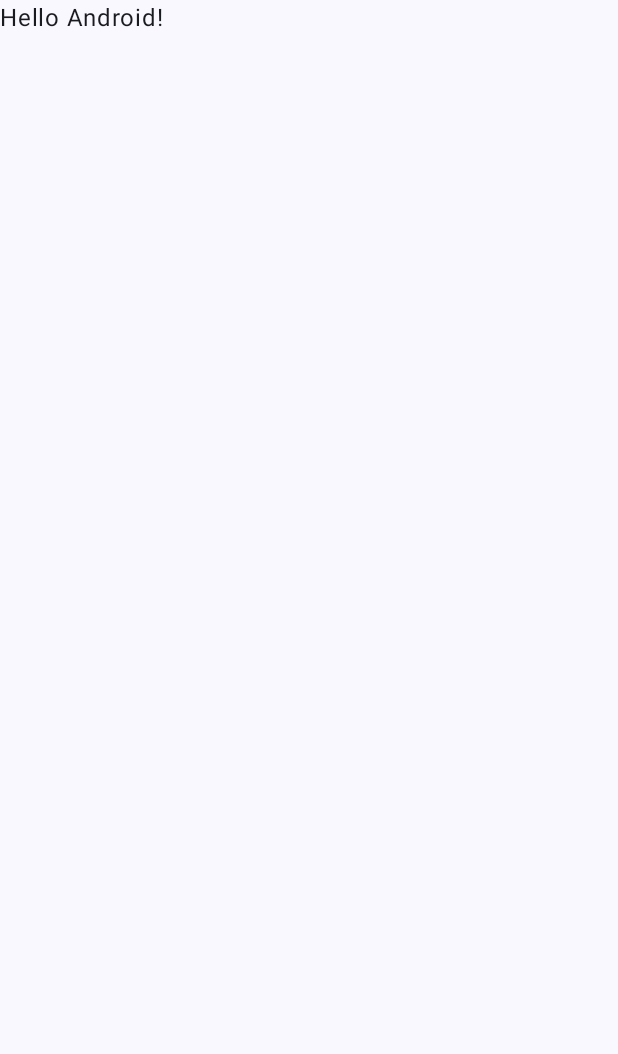
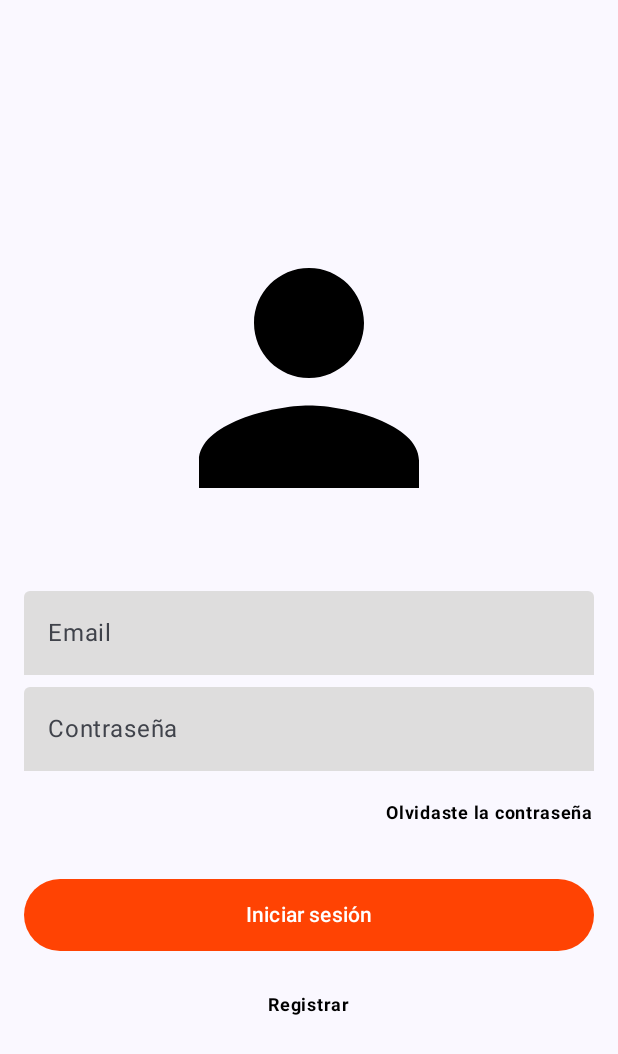
Before and after one commit to leolunaf25/FirebasePractice, an Android app built with Jetpack Compose: the screen it shows after launch (MainActivity before the commit, AuthActivity after it), on a phone screen of 412 x 824 dp. Before the commit the part shown is almost empty. Shown: the top 1054 px of the screen. Run offline under Robolectric (Android 15) with nearby library versions, the phone set to English and light mode, and no system bars.

Commit message:
add login screen compose

```diff
--- a/app/build.gradle
+++ b/app/build.gradle
@@ -47,6 +47,8 @@ dependencies {
     implementation(platform("com.google.firebase:firebase-bom:33.10.0"))
     implementation("com.google.firebase:firebase-analytics")
 
+    implementation("com.google.firebase:firebase-auth")
+
     implementation(libs.androidx.core.ktx)
     implementation(libs.androidx.lifecycle.runtime.ktx)
     implementation(libs.androidx.activity.compose)
@@ -55,6 +57,9 @@ dependencies {
     implementation(libs.androidx.ui.graphics)
     implementation(libs.androidx.ui.tooling.preview)
     implementation(libs.androidx.material3)
+    implementation libs.androidx.appcompat
+    implementation libs.material
+    implementation libs.androidx.activity
     testImplementation(libs.junit)
     androidTestImplementation(libs.androidx.junit)
     androidTestImplementation(libs.androidx.espresso.core)
--- /dev/null
+++ b/app/src/main/java/com/lunatcoms/firebasepractice/ui/AuthActivity.kt
@@ -0,0 +1,28 @@
+package com.lunatcoms.firebasepractice.ui
+
+import android.os.Bundle
+import androidx.activity.ComponentActivity
+import androidx.activity.compose.setContent
+import androidx.compose.foundation.layout.fillMaxSize
+import androidx.compose.material3.MaterialTheme
+import androidx.compose.material3.Surface
+import androidx.compose.ui.Modifier
+import com.lunatcoms.firebasepractice.ui.login.ui.LoginScreen
+import com.lunatcoms.firebasepractice.ui.theme.FirebasePracticeTheme
+
+class AuthActivity : ComponentActivity() {
+    override fun onCreate(savedInstanceState: Bundle?) {
+        super.onCreate(savedInstanceState)
+        setContent {
+            FirebasePracticeTheme {
+                // A surface container using the 'background' color from the theme
+                Surface(
+                    modifier = Modifier.fillMaxSize(),
+                    color = MaterialTheme.colorScheme.background
+                ) {
+                    LoginScreen()
+                }
+            }
+        }
+    }
+}
--- a/app/src/main/java/com/lunatcoms/firebasepractice/MainActivity.kt
+++ b/app/src/main/java/com/lunatcoms/firebasepractice/ui/HomeActivity.kt
@@ -1,4 +1,4 @@
-package com.lunatcoms.firebasepractice
+package com.lunatcoms.firebasepractice.ui
 
 import android.os.Bundle
 import androidx.activity.ComponentActivity
@@ -6,13 +6,12 @@ import androidx.activity.compose.setContent
 import androidx.compose.foundation.layout.fillMaxSize
 import androidx.compose.material3.MaterialTheme
 import androidx.compose.material3.Surface
-import androidx.compose.material3.Text
-import androidx.compose.runtime.Composable
 import androidx.compose.ui.Modifier
-import androidx.compose.ui.tooling.preview.Preview
+import com.lunatcoms.firebasepractice.ui.login.ui.LoginScreen
 import com.lunatcoms.firebasepractice.ui.theme.FirebasePracticeTheme
+import com.lunatcoms.firebasepractice.ui.user.ui.UserScreen
 
-class MainActivity : ComponentActivity() {
+class HomeActivity : ComponentActivity() {
     override fun onCreate(savedInstanceState: Bundle?) {
         super.onCreate(savedInstanceState)
         setContent {
@@ -22,25 +21,9 @@ class MainActivity : ComponentActivity() {
                     modifier = Modifier.fillMaxSize(),
                     color = MaterialTheme.colorScheme.background
                 ) {
-                    Greeting("Android")
+                    UserScreen()
                 }
             }
         }
     }
 }
-
-@Composable
-fun Greeting(name: String, modifier: Modifier = Modifier) {
-    Text(
-        text = "Hello $name!",
-        modifier = modifier
-    )
-}
-
-@Preview(showBackground = true)
-@Composable
-fun GreetingPreview() {
-    FirebasePracticeTheme {
-        Greeting("Android")
-    }
-}
--- /dev/null
+++ b/app/src/main/java/com/lunatcoms/firebasepractice/ui/login/ui/LoginScreen.kt
@@ -0,0 +1,153 @@
+package com.lunatcoms.firebasepractice.ui.login.ui
+
+
+import android.content.Intent
+import com.lunatcoms.firebasepractice.R
+
+import androidx.compose.foundation.*
+import androidx.compose.foundation.layout.*
+import androidx.compose.foundation.text.KeyboardOptions
+import androidx.compose.material3.*
+import androidx.compose.runtime.*
+import androidx.compose.ui.*
+import androidx.compose.ui.graphics.Color
+import androidx.compose.ui.platform.LocalContext
+import androidx.compose.ui.res.painterResource
+import androidx.compose.ui.text.font.FontWeight
+import androidx.compose.ui.text.input.KeyboardType
+import androidx.compose.ui.tooling.preview.Preview
+import androidx.compose.ui.unit.dp
+import androidx.compose.ui.unit.sp
+import com.lunatcoms.firebasepractice.ui.HomeActivity
+
+@Preview(showBackground = true)
+@Composable
+fun LoginScreen() {
+
+    Box(
+        Modifier
+            .fillMaxSize()
+            .padding(16.dp)
+    ) {
+        Login(Modifier.align(Alignment.Center))
+    }
+
+}
+
+@Composable
+fun Login(modifier: Modifier) {
+    Column(modifier = modifier) {
+        HeaderImage(Modifier.align(Alignment.CenterHorizontally))
+        Spacer(modifier = Modifier.padding(16.dp))
+        EmailField()
+        Spacer(modifier = Modifier.padding(4.dp))
+        PasswordField()
+        Spacer(modifier = Modifier.padding(8.dp))
+        ForgotPassWord(Modifier.align(Alignment.End))
+        Spacer(modifier = Modifier.padding(16.dp))
+        LoginButton()
+        Spacer(modifier = Modifier.padding(12.dp))
+        RegisterButton(Modifier.align(Alignment.CenterHorizontally))
+
+    }
+
+}
+
+@Composable
+fun RegisterButton(modifier: Modifier) {
+
+    val context = LocalContext.current
+
+    Text(
+        modifier = modifier.clickable {
+            val intent = Intent(context, HomeActivity::class.java)
+            context.startActivity(intent)
+        },
+        text = "Registrar",
+        fontSize = 12.sp,
+        fontWeight = FontWeight.Bold,
+        color = Color.Black
+    )
+}
+
+@Composable
+fun LoginButton() {
+    Button(
+        onClick = { },
+        modifier = Modifier
+            .fillMaxWidth()
+            .height(48.dp),
+        colors = ButtonDefaults.buttonColors(
+            containerColor = Color(0xFFFF4303),
+            disabledContainerColor = Color(0xFFF78058),
+            contentColor = Color.White,
+            disabledContentColor = Color.White
+        )
+    ) {
+        Text(text = "Iniciar sesión")
+    }
+}
+
+@Composable
+fun ForgotPassWord(modifier: Modifier) {
+    Text(
+        modifier = modifier.clickable { },
+        text = "Olvidaste la contraseña",
+        fontSize = 12.sp,
+        fontWeight = FontWeight.Bold,
+        color = Color.Black
+    )
+}
+
+@Composable
+fun PasswordField() {
+    TextField(
+        value = "",
+        onValueChange = {},
+        modifier = Modifier.fillMaxWidth(),
+        placeholder = { Text(text = "Contraseña") },
+        keyboardOptions = KeyboardOptions(keyboardType = KeyboardType.Password),
+        singleLine = true,
+        maxLines = 1,
+        colors = TextFieldDefaults.colors(
+            focusedTextColor = Color(0xFF636262), // Color del texto cuando está enfocado
+            unfocusedTextColor = Color(0xFF636262), // Color del texto cuando no está enfocado
+            focusedContainerColor = Color(0xFFDEDDDD),
+            unfocusedContainerColor = Color(0xFFDEDDDD),
+            focusedIndicatorColor = Color.Transparent,
+            unfocusedIndicatorColor = Color.Transparent
+        )
+    )
+}
+
+@Composable
+fun EmailField() {
+    TextField(
+        value = "",
+        onValueChange = {},
+        modifier = Modifier.fillMaxWidth(),
+        placeholder = { Text(text = "Email") },
+        keyboardOptions = KeyboardOptions(keyboardType = KeyboardType.Email),
+        singleLine = true,
+        maxLines = 1,
+        colors = TextFieldDefaults.colors(
+            focusedTextColor = Color(0xFF636262), // Color del texto cuando está enfocado
+            unfocusedTextColor = Color(0xFF636262), // Color del texto cuando no está enfocado
+            focusedContainerColor = Color(0xFFDEDDDD),
+            unfocusedContainerColor = Color(0xFFDEDDDD),
+            focusedIndicatorColor = Color.Transparent,
+            unfocusedIndicatorColor = Color.Transparent
+        )
+    )
+}
+
+
+@Composable
+fun HeaderImage(modifier: Modifier) {
+    Image(
+        painter = painterResource(id = R.drawable.ic_user),
+        contentDescription = "Header",
+        modifier = modifier.size(220.dp)
+
+    )
+}
--- /dev/null
+++ b/app/src/main/java/com/lunatcoms/firebasepractice/ui/login/ui/LoginViewModel.kt
@@ -0,0 +1,4 @@
+package com.lunatcoms.firebasepractice.ui.login.ui
+
+class LoginViewModel {
+}
--- /dev/null
+++ b/app/src/main/java/com/lunatcoms/firebasepractice/ui/user/ui/UserViewModel.kt
@@ -0,0 +1,4 @@
+package com.lunatcoms.firebasepractice.ui.user.ui
+
+class UserViewModel {
+}
--- /dev/null
+++ b/app/src/main/res/drawable/ic_user.xml
@@ -0,0 +1,5 @@
+<vector xmlns:android="http://schemas.android.com/apk/res/android" android:height="24dp" android:tint="#000000" android:viewportHeight="24" android:viewportWidth="24" android:width="24dp">
+
+    <path android:fillColor="@android:color/white" android:pathData="M12,12c2.21,0 4,-1.79 4,-4s-1.79,-4 -4,-4 -4,1.79 -4,4 1.79,4 4,4zM12,14c-2.67,0 -8,1.34 -8,4v2h16v-2c0,-2.66 -5.33,-4 -8,-4z"/>
+
+</vector>
--- a/app/src/main/res/values/strings.xml
+++ b/app/src/main/res/values/strings.xml
@@ -1,3 +1,4 @@
 <resources>
     <string name="app_name">FirebasePractice</string>
+    <string name="title_activity_home">HomeActivity</string>
 </resources>
--- a/gradle/libs.versions.toml
+++ b/gradle/libs.versions.toml
@@ -8,6 +8,9 @@ espressoCore = "3.6.1"
 lifecycleRuntimeKtx = "2.8.7"
 activityCompose = "1.10.0"
 composeBom = "2024.04.01"
+appcompat = "1.7.0"
+material = "1.12.0"
+activity = "1.10.1"
 
 [libraries]
 androidx-core-ktx = { group = "androidx.core", name = "core-ktx", version.ref = "coreKtx" }
@@ -24,6 +27,9 @@ androidx-ui-tooling-preview = { group = "androidx.compose.ui", name = "ui-toolin
 androidx-ui-test-manifest = { group = "androidx.compose.ui", name = "ui-test-manifest" }
 androidx-ui-test-junit4 = { group = "androidx.compose.ui", name = "ui-test-junit4" }
 androidx-material3 = { group = "androidx.compose.material3", name = "material3" }
+androidx-appcompat = { group = "androidx.appcompat", name = "appcompat", version.ref = "appcompat" }
+material = { group = "com.google.android.material", name = "material", version.ref = "material" }
+androidx-activity = { group = "androidx.activity", name = "activity", version.ref = "activity" }
 
 [plugins]
 android-application = { id = "com.android.application", version.ref = "agp" }
```
Also changed, not shown: app/src/main/AndroidManifest.xml (+9 -4 lines), app/src/main/java/com/lunatcoms/firebasepractice/ui/user/ui/UserScreen.kt (added, +102 -0 lines), 1 other file.
